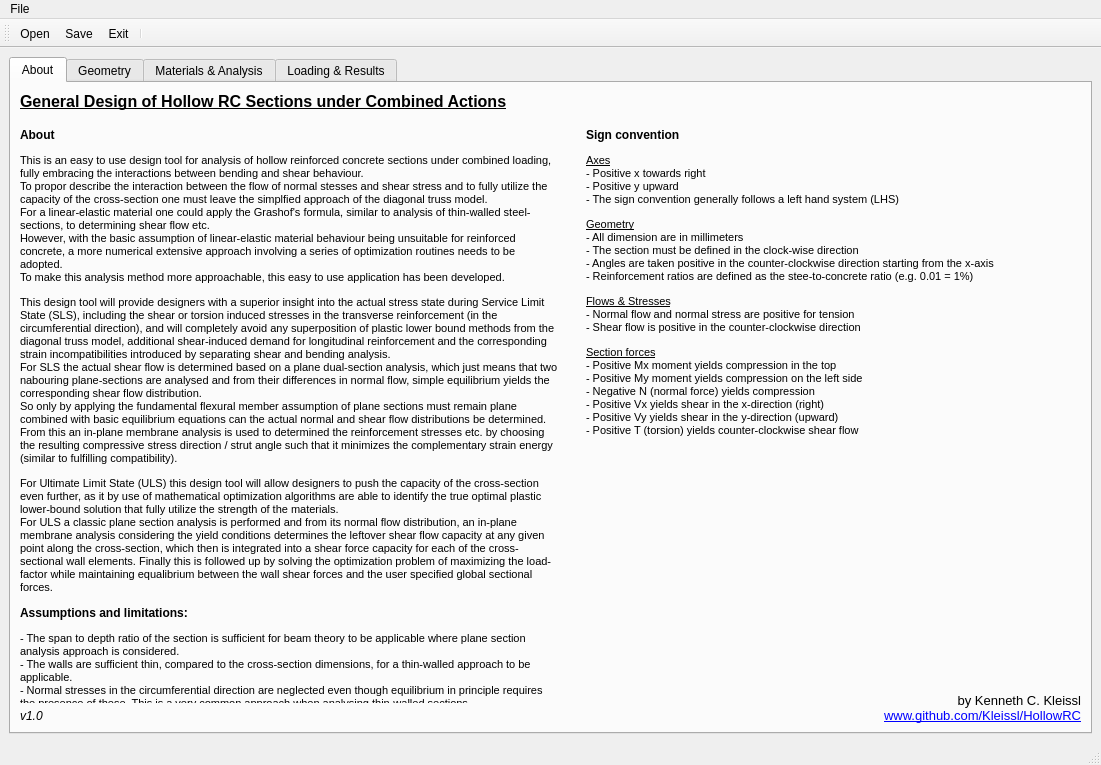
Before: the Qt Designer form design.ui in Kleissl/HollowRC, drawn with Qt 5.
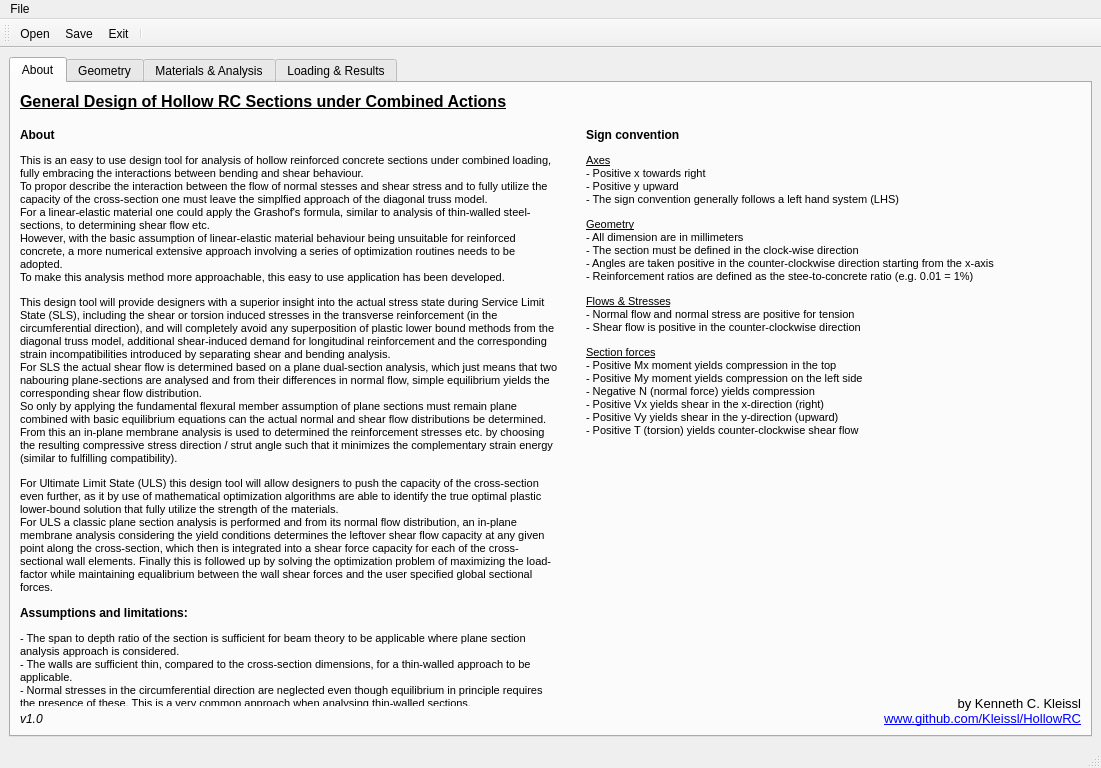
After: the same form once the commit is applied. Icons and pictures are not drawn. Custom widgets are drawn as their Qt base class.

The edit to the form file:
```diff
--- a/design.ui
+++ b/design.ui
@@ -7,7 +7,7 @@
     <x>0</x>
     <y>0</y>
     <width>1101</width>
-    <height>765</height>
+    <height>768</height>
    </rect>
   </property>
   <property name="windowTitle">
```
Left out of the diff: 31 changed lines with no effect on the pictures.
